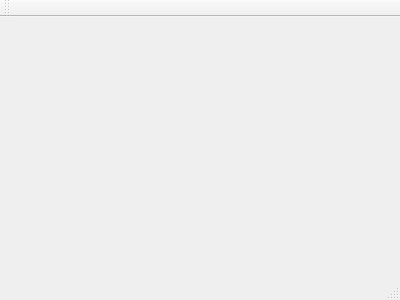
First picture: the form in src/mainwindow.ui, repository hermixy/MemberDatabaseQt, before the edit.
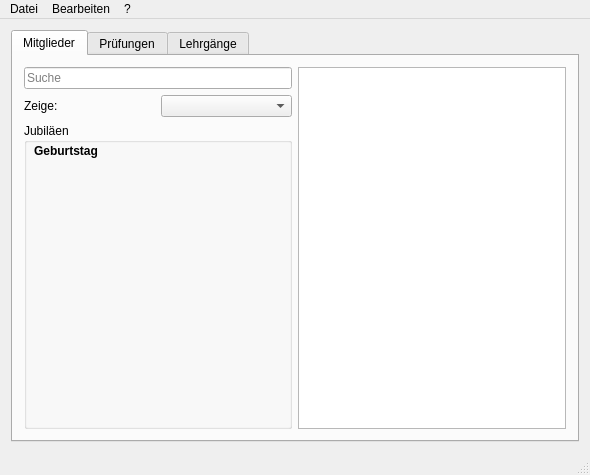
Second picture: the form after the edit.

Commit message: Created the main window

The edit to the form file:
```diff
--- a/src/mainwindow.ui
+++ b/src/mainwindow.ui
@@ -1,24 +1,145 @@
 <ui version="4.0">
  <class>MainWindow</class>
- <widget class="QMainWindow" name="MainWindow" >
-  <property name="geometry" >
+ <widget class="QMainWindow" name="MainWindow">
+  <property name="geometry">
    <rect>
     <x>0</x>
     <y>0</y>
-    <width>400</width>
-    <height>300</height>
+    <width>590</width>
+    <height>475</height>
    </rect>
   </property>
   <property name="windowTitle" >
    <string>MainWindow</string>
   </property>
-  <widget class="QMenuBar" name="menuBar" />
-  <widget class="QToolBar" name="mainToolBar" />
-  <widget class="QWidget" name="centralWidget" />
-  <widget class="QStatusBar" name="statusBar" />
+  <widget class="QWidget" name="centralWidget">
+   <layout class="QVBoxLayout" name="verticalLayout">
+    <item>
+     <widget class="QTabWidget" name="tabWidget">
+      <property name="sizePolicy">
+       <sizepolicy hsizetype="Expanding" vsizetype="Expanding">
+        <horstretch>0</horstretch>
+        <verstretch>0</verstretch>
+       </sizepolicy>
+      </property>
+      <property name="tabShape">
+       <enum>QTabWidget::Rounded</enum>
+      </property>
+      <property name="currentIndex">
+       <number>0</number>
+      </property>
+      <widget class="QWidget" name="membersTab">
+       <attribute name="title">
+        <string>Mitglieder</string>
+       </attribute>
+       <layout class="QHBoxLayout" name="horizontalLayout">
+        <item>
+         <layout class="QVBoxLayout" name="left_side">
+          <item>
+           <widget class="QLineEdit" name="lineEdit">
+            <property name="text">
+             <string/>
+            </property>
+            <property name="placeholderText">
+             <string>Suche</string>
+            </property>
+           </widget>
+          </item>
+          <item>
+           <layout class="QHBoxLayout" name="horizontalLayout_2">
+            <item>
+             <widget class="QLabel" name="showLabel">
+              <property name="text">
+               <string>Zeige:</string>
+              </property>
+             </widget>
+            </item>
+            <item>
+             <widget class="QComboBox" name="showComboBox"/>
+            </item>
+           </layout>
+          </item>
+          <item>
+           <widget class="QGroupBox" name="groupBox">
+            <property name="title">
+             <string>Jubiläen</string>
+            </property>
+            <widget class="QLabel" name="label_2">
+             <property name="geometry">
+              <rect>
+               <x>10</x>
+               <y>20</y>
+               <width>71</width>
+               <height>16</height>
+              </rect>
+             </property>
+             <property name="font">
+              <font>
+               <weight>75</weight>
+               <bold>true</bold>
+              </font>
+             </property>
+             <property name="text">
+              <string>Geburtstag</string>
+             </property>
+             <property name="textFormat">
+              <enum>Qt::AutoText</enum>
+             </property>
+            </widget>
+           </widget>
+          </item>
+         </layout>
+        </item>
+        <item>
+         <widget class="QTableView" name="tableView"/>
+        </item>
+       </layout>
+      </widget>
+      <widget class="QWidget" name="examsTab">
+       <attribute name="title">
+        <string>Prüfungen</string>
+       </attribute>
+      </widget>
+      <widget class="QWidget" name="coursesTab">
+       <attribute name="title">
+        <string>Lehrgänge</string>
+       </attribute>
+      </widget>
+     </widget>
+    </item>
+   </layout>
+  </widget>
+  <widget class="QMenuBar" name="menuBar">
+   <property name="geometry">
+    <rect>
+     <x>0</x>
+     <y>0</y>
+     <width>590</width>
+     <height>21</height>
+    </rect>
+   </property>
+   <widget class="QMenu" name="menuDatei">
+    <property name="title">
+     <string>Datei</string>
+    </property>
+   </widget>
+   <widget class="QMenu" name="menuBearbeiten">
+    <property name="title">
+     <string>Bearbeiten</string>
+    </property>
+   </widget>
+   <widget class="QMenu" name="menu">
+    <property name="title">
+     <string>?</string>
+    </property>
+   </widget>
+   <addaction name="menuDatei"/>
+   <addaction name="menuBearbeiten"/>
+   <addaction name="menu"/>
+  </widget>
+  <widget class="QStatusBar" name="statusBar"/>
  </widget>
- <layoutDefault spacing="6" margin="11" />
- <pixmapfunction></pixmapfunction>
+ <layoutdefault spacing="6" margin="11"/>
  <resources/>
  <connections/>
 </ui>
```
Left out of the diff: 3 changed lines with no effect on the pictures.
